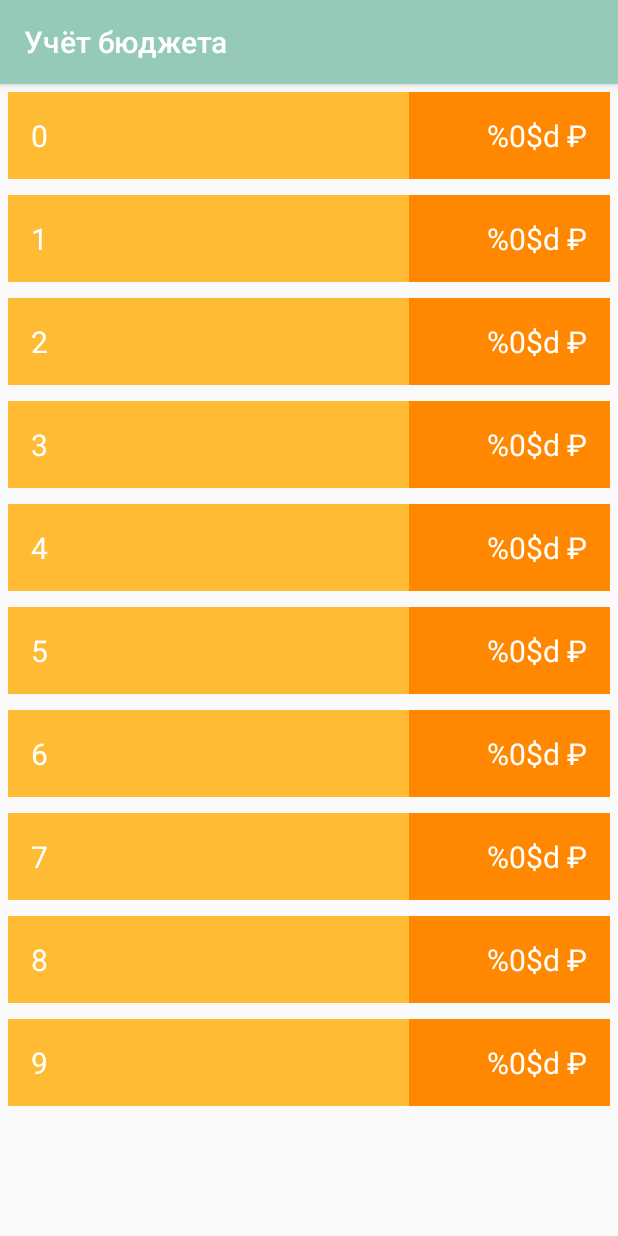
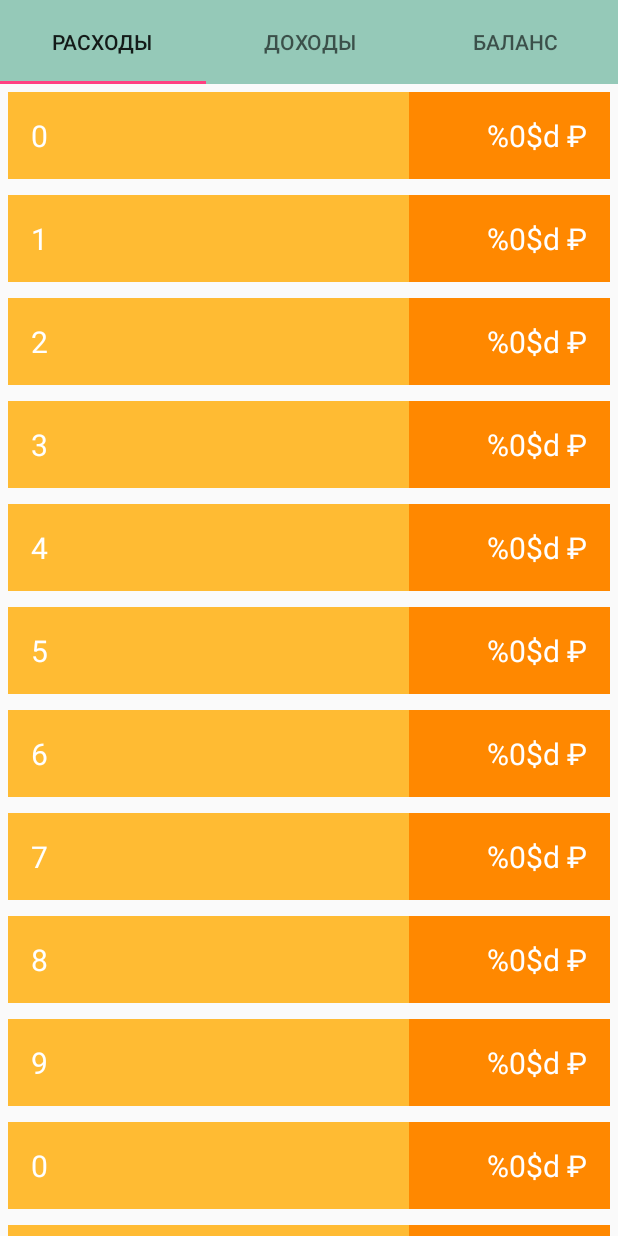
Before and after one commit to CheshenkoVladislav/LoftSchool, an Android app: the screen it shows after launch (ItemListActivity before the commit, MainActivity after it), on a phone screen of 412 x 824 dp. Run offline under Robolectric (Android 15) with nearby library versions, the phone set to English and light mode, and no system bars; 1 statement that could not run was skipped.

Commit message:
homeWork4

```diff
--- a/MyApplication/app/src/main/java/com/example/vladislav/myapplication/ItemListActivity.java
+++ /dev/null
@@ -1,74 +0,0 @@
-package com.example.vladislav.myapplication;
-
-import android.support.v7.app.AppCompatActivity;
-import android.os.Bundle;
-import android.support.v7.widget.LinearLayoutManager;
-import android.support.v7.widget.RecyclerView;
-import android.view.LayoutInflater;
-import android.view.View;
-import android.view.ViewGroup;
-import android.widget.TextView;
-
-import java.util.ArrayList;
-import java.util.List;
-
-public class ItemListActivity extends AppCompatActivity {
-    static List<Item> itemList = new ArrayList<>();
-    RecyclerView recyclerView;
-    ItemAdapter adapter = new ItemAdapter();
-    String forAddRubleSign;
-
-    @Override
-    protected void onCreate(Bundle savedInstanceState) {
-        super.onCreate(savedInstanceState);
-        setContentView(R.layout.item_list);
-        setData();
-        recyclerView = findViewById(R.id.recycler);
-        recyclerView.setLayoutManager(new LinearLayoutManager(this));
-        recyclerView.setAdapter(adapter);
-        }
-
-    private void setData() {
-        for (int i = 0; i < 10; i++) {
-            itemList.add(new Item(i + " ", i));
-        }
-    }
-    class ItemAdapter extends RecyclerView.Adapter<ItemViewHolder> {
-
-        @Override
-        public ItemViewHolder onCreateViewHolder(ViewGroup parent, int viewType) {
-            View view = LayoutInflater.from(parent.getContext()).inflate(R.layout.item_activity, parent, false);
-            return new ItemViewHolder(view);
-        }
-
-        @Override
-        public void onBindViewHolder(ItemViewHolder holder, int position) {
-            Item item = ItemListActivity.itemList.get(position);
-            holder.applyData(item);
-        }
-
-        @Override
-        public int getItemCount() {
-            return ItemListActivity.itemList.size();
-        }
-
-    }
-    private class ItemViewHolder extends RecyclerView.ViewHolder{
-
-        private TextView holderName;
-        private TextView holderPrice;
-
-        public ItemViewHolder(View itemView) {
-            super(itemView);
-            holderName = itemView.findViewById(R.id.nameView);
-            holderPrice = itemView.findViewById(R.id.priceView);
-        }
-
-        private void applyData(Item item) {
-            forAddRubleSign = getResources().getString(R.string.price);
-            holderName.setText(item.getName());
-            holderPrice.setText(String.format(forAddRubleSign,item.getPrice()));
-        }
-    }
-
-}
--- /dev/null
+++ b/MyApplication/app/src/main/java/com/example/vladislav/myapplication/ItemListAdapter/ItemListAdapter.java
@@ -0,0 +1,42 @@
+package com.example.vladislav.myapplication.ItemListAdapter;
+
+import android.support.v7.widget.RecyclerView;
+import android.view.LayoutInflater;
+import android.view.View;
+import android.view.ViewGroup;
+
+import com.example.vladislav.myapplication.Item;
+import com.example.vladislav.myapplication.R;
+
+import java.util.ArrayList;
+
+/**
+ * Created by vladislav on 17.03.18.
+ */
+
+public class ItemListAdapter extends RecyclerView.Adapter<ItemViewHolder> {
+    private static ArrayList<Item> itemList = new ArrayList<>();
+
+    @Override
+    public ItemViewHolder onCreateViewHolder(ViewGroup parent, int viewType) {
+        View view = LayoutInflater.from(parent.getContext()).inflate(R.layout.activity_item, parent, false);
+        return new ItemViewHolder(view);
+    }
+
+    @Override
+    public void onBindViewHolder(ItemViewHolder holder, int position) {
+        Item item = itemList.get(position);
+        holder.applyData(item);
+    }
+
+    @Override
+    public int getItemCount() {
+        return itemList.size();
+    }
+
+    public static void setData() {
+        for (int i = 0; i < 10; i++) {
+            itemList.add(new Item(i + " ", i));
+        }
+    }
+}
--- /dev/null
+++ b/MyApplication/app/src/main/java/com/example/vladislav/myapplication/ItemListAdapter/ItemViewHolder.java
@@ -0,0 +1,30 @@
+package com.example.vladislav.myapplication.ItemListAdapter;
+
+import android.support.v7.widget.RecyclerView;
+import android.view.View;
+import android.widget.TextView;
+
+import com.example.vladislav.myapplication.Item;
+import com.example.vladislav.myapplication.R;
+
+/**
+ * Created by vladislav on 18.03.18.
+ */
+
+public class ItemViewHolder extends RecyclerView.ViewHolder{
+
+    private static TextView holderName;
+    private static TextView holderPrice;
+
+    public ItemViewHolder(View itemView) {
+        super(itemView);
+        holderName = itemView.findViewById(R.id.nameView);
+        holderPrice = itemView.findViewById(R.id.priceView);
+    }
+
+    static void applyData(Item item) {
+        String forAddRubleSign = String.valueOf(holderPrice.getText());
+        holderName.setText(item.getName());
+        holderPrice.setText(String.format(forAddRubleSign,item.getPrice()));
+    }
+}
--- /dev/null
+++ b/MyApplication/app/src/main/java/com/example/vladislav/myapplication/ItemListAdapter/MainPageAdapter.java
@@ -0,0 +1,44 @@
+package com.example.vladislav.myapplication.ItemListAdapter;
+
+import android.support.v4.app.Fragment;
+import android.support.v4.app.FragmentManager;
+import android.support.v4.app.FragmentPagerAdapter;
+
+import com.example.vladislav.myapplication.ItemListFragment;
+
+/**
+ * Created by vladislav on 18.03.18.
+ */
+
+public class MainPageAdapter extends FragmentPagerAdapter {
+
+    private String[]tabs;
+
+    public MainPageAdapter(FragmentManager fm) {
+        super(fm);
+        tabs = new String[]{
+                "Расходы",
+                "Доходы",
+                "Баланс"};
+    }
+
+    @Override
+    public Fragment getItem(int position) {
+        switch (position){
+            case 0:return ItemListFragment.setInstance();
+            case 1:return ItemListFragment.setInstance();
+            case 2:return ItemListFragment.setInstance();
+        }
+        return null;
+    }
+
+    @Override
+    public int getCount() {
+        return tabs.length;
+    }
+
+    @Override
+    public CharSequence getPageTitle(int position) {
+        return tabs[position];
+    }
+}
--- /dev/null
+++ b/MyApplication/app/src/main/java/com/example/vladislav/myapplication/ItemListFragment.java
@@ -0,0 +1,45 @@
+package com.example.vladislav.myapplication;
+
+import android.support.annotation.Nullable;
+import android.support.v4.app.Fragment;
+import android.os.Bundle;
+import android.support.v7.widget.LinearLayoutManager;
+import android.support.v7.widget.RecyclerView;
+import android.view.LayoutInflater;
+import android.view.View;
+import android.view.ViewGroup;
+
+import com.example.vladislav.myapplication.ItemListAdapter.ItemListAdapter;
+
+public class ItemListFragment extends Fragment {
+    RecyclerView recyclerView;
+    ItemListAdapter adapter = new ItemListAdapter();
+
+    @Override
+    public void onCreate(@Nullable Bundle savedInstanceState) {
+        super.onCreate(savedInstanceState);
+        ItemListAdapter.setData();
+    }
+
+    @Nullable
+    @Override
+    public View onCreateView(LayoutInflater inflater, @Nullable ViewGroup container, @Nullable Bundle savedInstanceState) {
+        View view = inflater.inflate(R.layout.fragment_item_list,container,false);
+        return view;
+    }
+
+    @Override
+    public void onViewCreated(View view, @Nullable Bundle savedInstanceState) {
+        super.onViewCreated(view, savedInstanceState);
+        recyclerView = view.findViewById(R.id.recycler);
+        recyclerView.setLayoutManager(new LinearLayoutManager(view.getContext()));
+        recyclerView.setAdapter(adapter);
+    }
+
+    public static ItemListFragment setInstance(){
+        Bundle bundle = new Bundle();
+        ItemListFragment itemListActivity = new ItemListFragment();
+        itemListActivity.setArguments(bundle);
+        return itemListActivity;
+    }
+}
--- a/MyApplication/app/src/main/java/com/example/vladislav/myapplication/MainActivity.java
+++ b/MyApplication/app/src/main/java/com/example/vladislav/myapplication/MainActivity.java
@@ -1,56 +1,23 @@
 package com.example.vladislav.myapplication;
 
+import android.support.design.widget.TabItem;
+import android.support.design.widget.TabLayout;
+import android.support.v4.view.ViewPager;
 import android.support.v7.app.AppCompatActivity;
 import android.os.Bundle;
-import android.text.Editable;
-import android.text.TextUtils;
-import android.text.TextWatcher;
-import android.util.Log;
-import android.view.View;
-import android.widget.Button;
-import android.widget.EditText;
+
+import com.example.vladislav.myapplication.ItemListAdapter.MainPageAdapter;
 
 public class MainActivity extends AppCompatActivity {
-    private EditText name;
-    private EditText price;
-    private Button addPosition;
-
+    private ViewPager pager;
     @Override
     protected void onCreate(Bundle savedInstanceState) {
         super.onCreate(savedInstanceState);
         setContentView(R.layout.activity_main);
-
-        name = findViewById(R.id.name);
-        price = findViewById(R.id.price);
-        addPosition = findViewById(R.id.addPosition);
-
-        TextWatcher textWatcher = new TextWatcher() {
-            @Override
-            public void beforeTextChanged(CharSequence s, int start, int count, int after) {
-
-            }
-
-            @Override
-            public void onTextChanged(CharSequence s, int start, int before, int count) {
-
-            }
-
-            @Override
-            public void afterTextChanged(Editable s) {
-                addPosition.setEnabled(name.getText().length() != 0 && price.getText().length() != 0);
-
-            }
-        };
-        name.addTextChangedListener(textWatcher);
-        price.addTextChangedListener(textWatcher);
-
-        addPosition.setOnClickListener(new View.OnClickListener() {
-            @Override
-            public void onClick(View v) {
-                    String itemName = name.getText().toString();
-                    String itemPrice = price.getText().toString();
-            }
-        });
+        pager = findViewById(R.id.pager);
+        MainPageAdapter adapter = new MainPageAdapter(getSupportFragmentManager());
+        pager.setAdapter(adapter);
+        TabLayout tabItem = findViewById(R.id.tab);
+        tabItem.setupWithViewPager(pager);
     }
-
 }
--- a/MyApplication/app/src/main/res/layout/item_activity.xml
+++ b/MyApplication/app/src/main/res/layout/activity_item.xml
@@ -1,6 +1,5 @@
 <?xml version="1.0" encoding="utf-8"?>
 <LinearLayout
-    xmlns:tools="http://schemas.android.com/tools"
     xmlns:android="http://schemas.android.com/apk/res/android"
     android:layout_width="match_parent"
     android:layout_height="wrap_content"
--- a/MyApplication/app/src/main/res/layout/activity_main.xml
+++ b/MyApplication/app/src/main/res/layout/activity_main.xml
@@ -1,56 +1,22 @@
-
+<?xml version="1.0" encoding="utf-8"?>
 <LinearLayout xmlns:android="http://schemas.android.com/apk/res/android"
     xmlns:tools="http://schemas.android.com/tools"
     android:layout_width="match_parent"
     android:layout_height="match_parent"
-    android:background="@drawable/bg_pattern"
+    android:orientation="vertical"
     tools:context="com.example.vladislav.myapplication.MainActivity">
 
-    <LinearLayout
-        android:background="@color/colorAddPanel"
+    <android.support.design.widget.TabLayout
+        android:id="@+id/tab"
+        android:background="@color/colorPrimary"
         android:layout_width="match_parent"
-        android:layout_height="@dimen/heightAddPanel"
-        android:gravity="center_vertical">
+        android:layout_height="?actionBarSize"
+        />
+    <android.support.v4.view.ViewPager
+        android:id="@+id/pager"
+        android:layout_width="match_parent"
+        android:layout_height="match_parent">
 
-        <EditText
-            android:background="@android:color/transparent"
-            android:inputType="text"
-            android:lines="1"
-            android:hint="@string/name"
-            android:textSize="@dimen/textSize"
-            android:layout_weight="1"
-            android:layout_marginLeft="@dimen/nameMarginLeft"
-            android:layout_width="match_parent"
-            android:layout_height="wrap_content"
-            android:id="@+id/name"/>
-        <EditText
-            android:background="@android:color/transparent"
-            android:inputType="number"
-            android:hint="@string/price"
-            android:lines="1"
-            android:textSize="@dimen/textSize"
-            android:gravity="right"
-            android:layout_weight="1"
-            android:layout_marginLeft="@dimen/priceMarginLeft"
-            android:layout_width="match_parent"
-            android:layout_height="wrap_content"
-            android:id="@+id/price"/>
-
-        <TextView
-            android:text="@string/rubleSign"
-            android:textSize="@dimen/textSize"
-            android:layout_width="wrap_content"
-            android:layout_height="wrap_content"
-            android:layout_marginRight="@dimen/rubleMarginRight"
-        />
-        <Button
-            android:background="@drawable/ic_add"
-            android:enabled="false"
-            android:layout_width="@dimen/btnWidth"
-            android:layout_height="@dimen/btnHeight"
-            android:layout_marginRight="@dimen/btnMarginRight"
-            android:id="@+id/addPosition"/>
-
-    </LinearLayout>
+    </android.support.v4.view.ViewPager>
 
 </LinearLayout>
--- a/MyApplication/app/src/main/res/layout/item_list.xml
+++ b/MyApplication/app/src/main/res/layout/fragment_item_list.xml
@@ -3,12 +3,12 @@
     xmlns:tools="http://schemas.android.com/tools"
     android:layout_width="match_parent"
     android:layout_height="match_parent"
-    tools:context="com.example.vladislav.myapplication.ItemListActivity">
+    tools:context="com.example.vladislav.myapplication.ItemListFragment">
 
     <android.support.v7.widget.RecyclerView
         android:id="@+id/recycler"
         android:layout_height="match_parent"
         android:layout_width="match_parent"
-        tools:listitem="@layout/item_activity"/>
+        tools:listitem="@layout/activity_item"/>
 
 </FrameLayout>
--- a/MyApplication/app/src/main/res/values/styles.xml
+++ b/MyApplication/app/src/main/res/values/styles.xml
@@ -1,7 +1,7 @@
 <resources>
 
     <!-- Base application theme. -->
-    <style name="AppTheme" parent="Theme.AppCompat.Light.DarkActionBar">
+    <style name="AppTheme" parent="Theme.AppCompat.Light.NoActionBar">
         <!-- Customize your theme here. -->
         <item name="colorPrimary">@color/colorPrimary</item>
         <item name="colorPrimaryDark">@color/colorPrimaryDark</item>
```
Also changed, not shown: MyApplication/app/src/main/AndroidManifest.xml (+6 -8 lines), MyApplication/app/src/main/java/com/example/vladislav/myapplication/AddItemFragment.java (added, +54 -0 lines), MyApplication/app/src/main/res/layout/activity_add_item.xml (added, +56 -0 lines).
